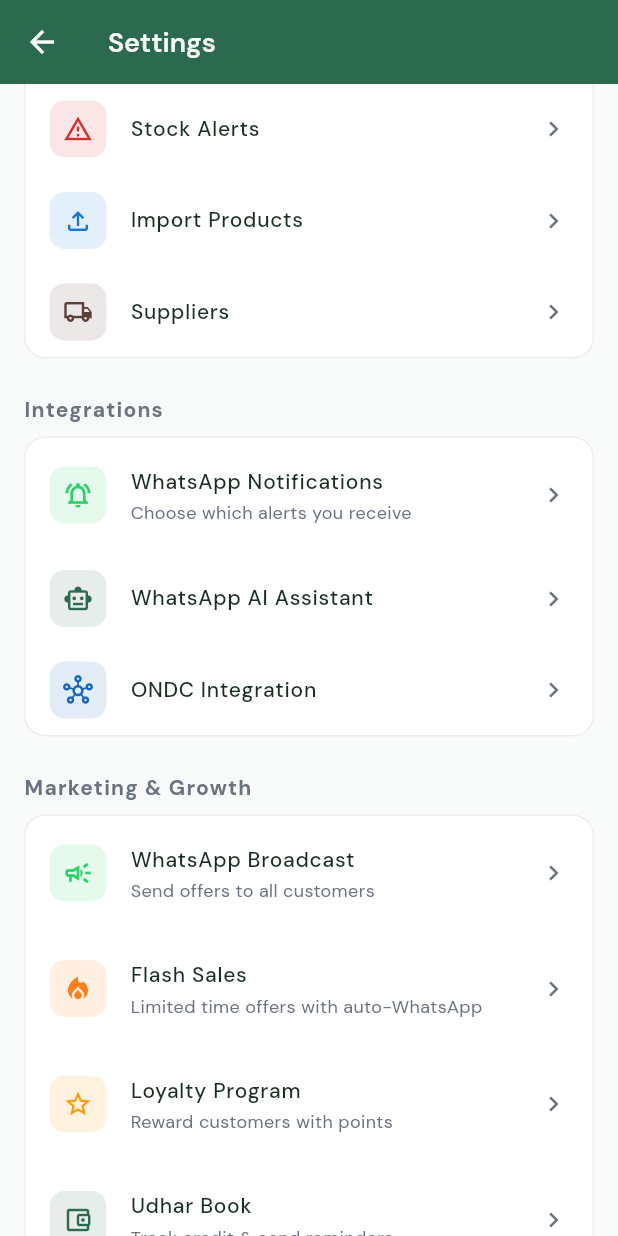
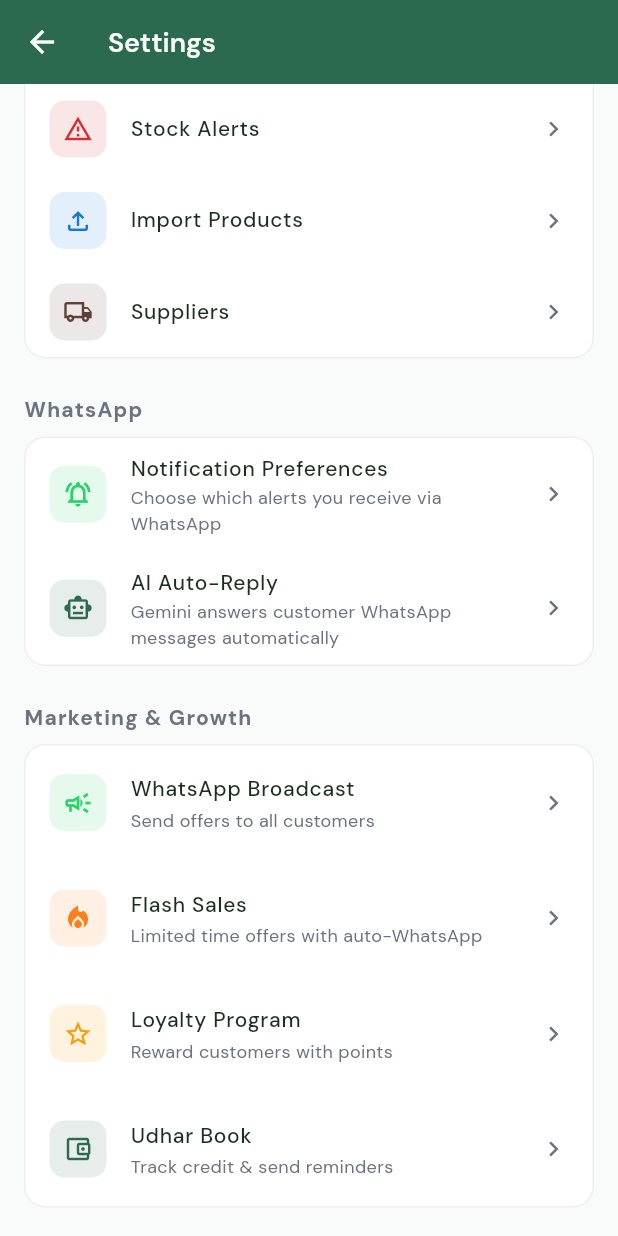
Before and after one commit to anshad5023-collab/wekerala, a Flutter app: the SettingsHubScreen screen opened directly, scrolled down 576 dp, on a phone screen of 412 x 824 dp. Run offline on Flutter 3.47's test engine with Material 3 defaults, Android fonts, the phone set to English and light mode, and no system bars; our stand-ins replace cached_network_image, cloud_firestore, cloud_functions, connectivity_plus, file_picker, firebase_auth and 23 more; missing offline and left inert: esc_pos_utils_plus, mobile_scanner, print_bluetooth_thermal; accounts and stored records are empty.

Commit message:
fix: AI overhaul, security hardening, UX cleanup
WhatsApp AI (whatsappWebhook):
- Immediate 200 ACK to Meta — prevents duplicate replies from retries
- Message deduplication by msg.id (processedWaMessages collection)
- Rate limiting: max 10 messages/hour per sender
- HumanMode: AI silenced when owner takes over; auto-resets after 24h
- Handoff now alerts owner via WhatsApp with customer number + message
- Removed rigid keyword shortcuts — Gemini handles all queries naturally
- Warm persona system prompt: natural tone, Kerala-style, vary openings
- Top 50 products in context (was 20), 250-word limit (was 100)
- temperature=0.7 for human-sounding replies
- Last 10 message history (was 5)
- Usage logging per shop/month to waUsage subcollection

Bug fixes:
- Removed onOrderUpdated — duplicate of onOrderStatusChange (customers
  were receiving 2 WhatsApp messages per order status change)

Security:
- Orders: removed delete permission — audit trail now permanent
- Added waUsage, sentAlerts, processedWaMessages rules (no client access)

UX:
- Settings Hub: renamed Integrations → WhatsApp section, cleaner subtitles
- ONDC + Printer + Staff moved to Advanced section (less clutter for owners)

Co-Authored-By: Claude Sonnet 4.6 <noreply@anthropic.com>

```diff
--- a/wekerala_app/lib/features/settings/screens/settings_hub_screen.dart
+++ b/wekerala_app/lib/features/settings/screens/settings_hub_screen.dart
@@ -124,27 +124,22 @@ class _HubBody extends ConsumerWidget {
           ),
         ]),
 
-        // ── Integrations ──────────────────────────────────
-        _SectionHeader('Integrations'),
+        // ── WhatsApp ──────────────────────────────────────
+        _SectionHeader('WhatsApp'),
         _SettingsCard(children: [
           _SettingsTile(
             icon: Icons.notifications_active_outlined,
-            title: 'WhatsApp Notifications',
-            subtitle: 'Choose which alerts you receive',
+            title: 'Notification Preferences',
+            subtitle: 'Choose which alerts you receive via WhatsApp',
             iconColor: const Color(0xFF25D366),
             onTap: () => context.push('/settings/whatsapp-notifications'),
           ),
           _SettingsTile(
             icon: Icons.smart_toy_outlined,
-            title: 'WhatsApp AI Assistant',
+            title: 'AI Auto-Reply',
+            subtitle: 'Gemini answers customer WhatsApp messages automatically',
             iconColor: const Color(0xFF2D6A4F),
             onTap: () => context.push('/settings/ai'),
-          ),
-          _SettingsTile(
-            icon: Icons.hub_outlined,
-            title: 'ONDC Integration',
-            iconColor: const Color(0xFF1565C0),
-            onTap: () => context.push('/settings/ondc'),
           ),
         ]),
 
@@ -236,20 +231,29 @@ class _HubBody extends ConsumerWidget {
           ),
         ]),
 
-        // ── Staff & Devices ───────────────────────────────
-        _SectionHeader('Staff & Devices'),
+        // ── Advanced ──────────────────────────────────────
+        _SectionHeader('Advanced'),
         _SettingsCard(children: [
           _SettingsTile(
             icon: Icons.people_outline,
             title: 'Staff Management',
+            subtitle: 'Add staff accounts and set permissions',
             iconColor: const Color(0xFF1976D2),
             onTap: () => context.push('/settings/staff', extra: shopId),
           ),
           _SettingsTile(
             icon: Icons.print_outlined,
             title: 'Printer Settings',
+            subtitle: 'Configure Bluetooth / WiFi receipt printer',
             iconColor: const Color(0xFF546E7A),
             onTap: () => context.push('/settings/printer'),
+          ),
+          _SettingsTile(
+            icon: Icons.hub_outlined,
+            title: 'ONDC Integration',
+            subtitle: 'List your shop on Swiggy, Juspay & ONDC network',
+            iconColor: const Color(0xFF1565C0),
+            onTap: () => context.push('/settings/ondc'),
           ),
         ]),
 
```
Also changed, not shown: 2 other files.
